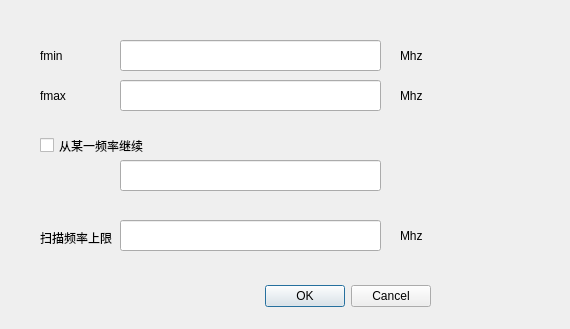
Before: the Qt Designer form GUI/ui_algo_pop.ui in wzmsykk/cst_tools, drawn with Qt 5.
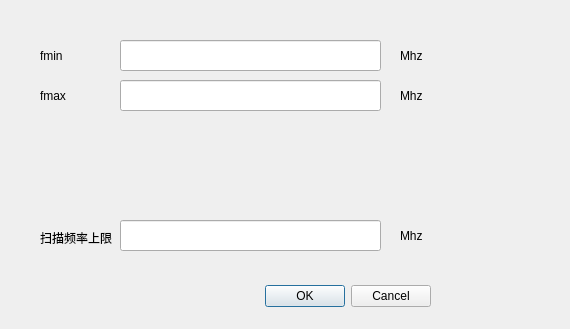
After: the same form once the commit is applied.

```diff
--- a/GUI/ui_algo_pop.ui
+++ b/GUI/ui_algo_pop.ui
@@ -29,29 +29,6 @@
     <set>QDialogButtonBox::Cancel|QDialogButtonBox::Ok</set>
    </property>
   </widget>
-  <widget class="QCheckBox" name="continueCheckBox">
-   <property name="geometry">
-    <rect>
-     <x>40</x>
-     <y>130</y>
-     <width>281</width>
-     <height>31</height>
-    </rect>
-   </property>
-   <property name="text">
-    <string>从某一频率继续</string>
-   </property>
-  </widget>
-  <widget class="QLineEdit" name="continueFreqLineEdit">
-   <property name="geometry">
-    <rect>
-     <x>120</x>
-     <y>160</y>
-     <width>261</width>
-     <height>31</height>
-    </rect>
-   </property>
-  </widget>
   <widget class="QLabel" name="fminlabel">
    <property name="geometry">
     <rect>
```
